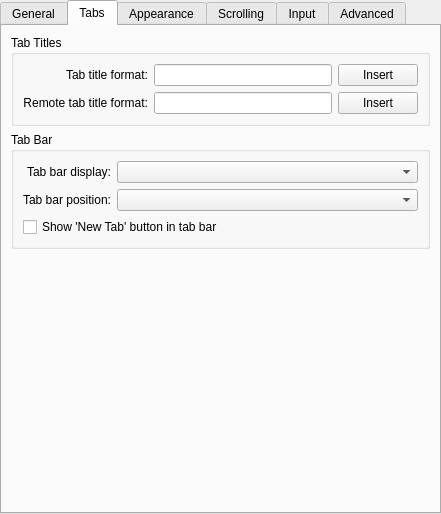
Above: src/EditProfileDialog.ui from KDE/konsole before the change. Below: the same form after it.
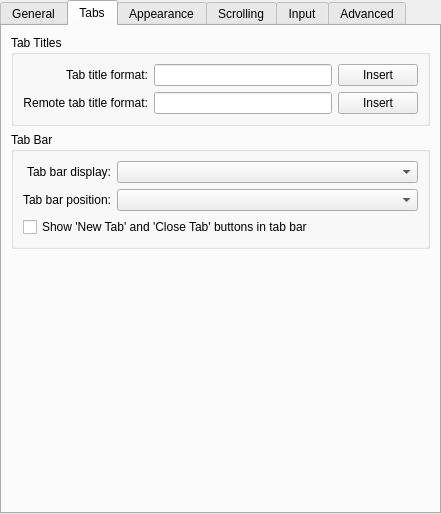
That is the form after the change. The open tabs and pages were chosen to show the change. Custom widgets are drawn as their Qt base class.

Commit message:
Remove close buttons on individual tabs and replace with a single close button on the right of the tab bar when the "Show 'New Tab' and 'Close Tab' buttons on tab bar" option is enabled - which brings tab management back to the way it was in KDE 3.
Several users (esp. those working with laptop trackpads) were having problems with
accidentally closing tabs.  It seems KTabBar's close buttons need some refinements before
they can be used in the terminal.

What changed in the file:
```diff
--- a/src/EditProfileDialog.ui
+++ b/src/EditProfileDialog.ui
@@ -374,7 +374,7 @@
           <item row="3" column="0" colspan="2" >
            <widget class="QCheckBox" name="newTabButton" >
             <property name="text" >
-             <string>Show 'New Tab' button in tab bar</string>
+             <string>Show 'New Tab' and 'Close Tab' buttons in tab bar</string>
             </property>
            </widget>
           </item>
```
The commit also changes 6 other files.
